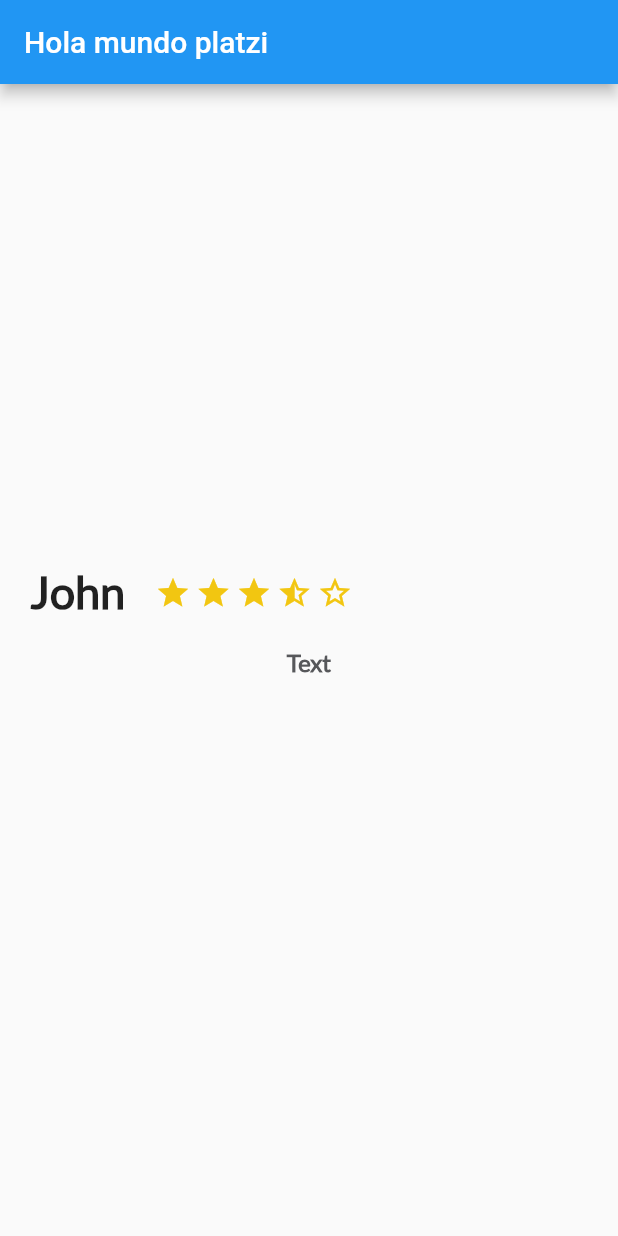
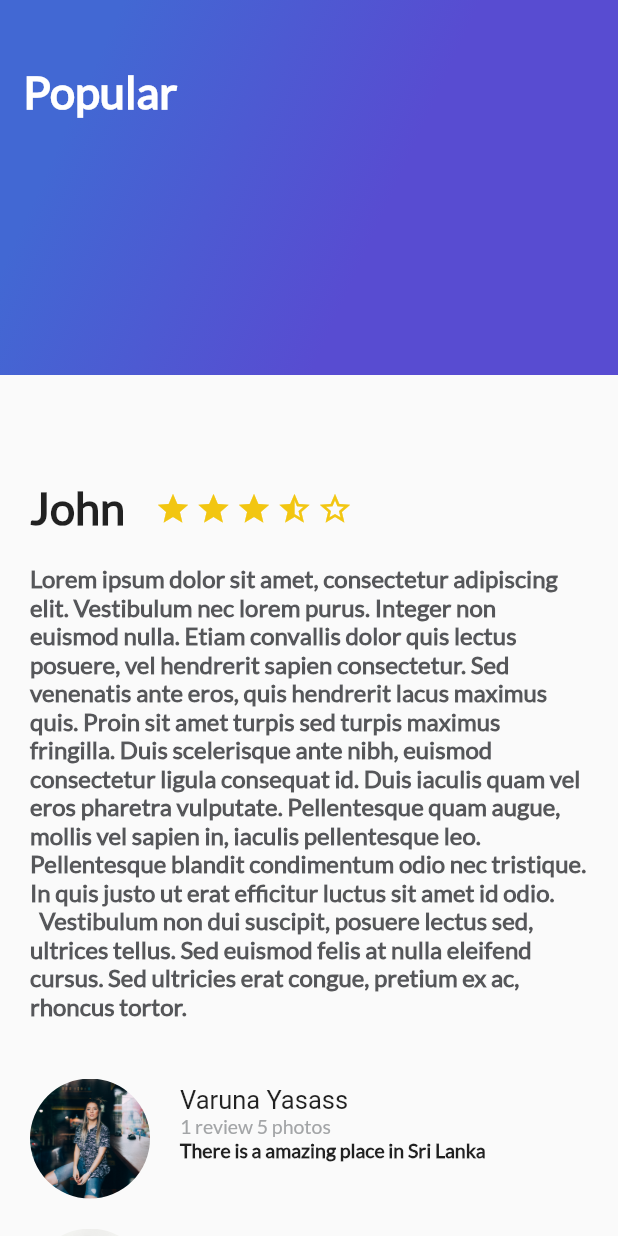
Before and after one commit to johnaagudelo0820/trips-app, a Flutter app: the screen it shows after launch, on a phone screen of 412 x 824 dp. Run offline on Flutter 3.47's test engine with Material 2 defaults, Android fonts, the phone set to English and light mode, and no system bars; Roboto replaces fonts that are missing (Loto).

Commit message:
create list with ViewList Widget and detail Widgrt

```diff
--- /dev/null
+++ b/lib/card_image.dart
@@ -0,0 +1,38 @@
+import 'package:flutter/material.dart';
+
+class CardImage extends StatelessWidget {
+  String pathImage = 'assets/imgs/beach_palm';
+
+  CardImage(this.pathImage);
+
+  @override
+  Widget build(BuildContext context) {
+    // TODO: implement build
+
+    final card = Container(
+      height: 350.0,
+      width: 250.0,
+      margin: EdgeInsets.only(
+        top: 80.0,
+        left: 20.0
+      ),
+      decoration: BoxDecoration(
+        image: DecorationImage(
+          fit: BoxFit.cover,
+          image: AssetImage(pathImage)
+        ),
+        borderRadius: BorderRadius.all(Radius.circular(10.0)),
+        shape: BoxShape.rectangle,
+        boxShadow: <BoxShadow>[
+          BoxShadow(
+            color: Colors.black38,
+            blurRadius: 15.0,
+            offset: Offset(0.0, 7.0)
+          )
+        ]
+      ),
+    );
+
+    return card;
+  }
+}
--- /dev/null
+++ b/lib/gradient_back.dart
@@ -0,0 +1,38 @@
+import 'package:flutter/material.dart';
+
+class GradientBack extends StatelessWidget {
+  String title = '';
+
+  GradientBack(this.title);
+
+  @override
+  Widget build(BuildContext context) {
+    // TODO: implement build
+    return Container(
+      height: 250.0,
+      decoration: BoxDecoration(
+        gradient: LinearGradient(
+          colors: [
+            Color(0xFF4268D3),
+            Color(0xFF584CD1)
+          ],
+          begin: FractionalOffset(0.2, 0.0),
+          end: FractionalOffset(1.0, 0.6),
+          stops: [0.0, 0.6],
+          tileMode: TileMode.clamp
+        )
+      ),
+      child: Text(
+        title,
+        style: TextStyle(
+          color: Colors.white,
+          fontSize: 30.0,
+          fontFamily: 'Lato',
+          fontWeight: FontWeight.bold
+        ),
+      ),
+      alignment: Alignment(-0.9, -0.6),
+    );
+  }
+
+}
--- a/lib/main.dart
+++ b/lib/main.dart
@@ -1,12 +1,24 @@
 import 'package:flutter/material.dart';
+import 'package:flutter/services.dart';
 
 import 'description_place.dart';
+import 'review_list.dart';
+import 'gradient_back.dart';
 
 void main() {
+  SystemChrome.setSystemUIOverlayStyle(
+      SystemUiOverlayStyle(
+          statusBarColor: Colors.transparent,
+          statusBarBrightness: Brightness.light
+      )
+  );
   runApp(MyApp());
 }
 
 class MyApp extends StatelessWidget {
+  String description = '''Lorem ipsum dolor sit amet, consectetur adipiscing elit. Vestibulum nec lorem purus. Integer non euismod nulla. Etiam convallis dolor quis lectus posuere, vel hendrerit sapien consectetur. Sed venenatis ante eros, quis hendrerit lacus maximus quis. Proin sit amet turpis sed turpis maximus fringilla. Duis scelerisque ante nibh, euismod consectetur ligula consequat id. Duis iaculis quam vel eros pharetra vulputate. Pellentesque quam augue, mollis vel sapien in, iaculis pellentesque leo. Pellentesque blandit condimentum odio nec tristique. In quis justo ut erat efficitur luctus sit amet id odio.
+  Vestibulum non dui suscipit, posuere lectus sed, ultrices tellus. Sed euismod felis at nulla eleifend cursus. Sed ultricies erat congue, pretium ex ac, rhoncus tortor.
+  ''';
   // This widget is the root of your application.
   @override
   Widget build(BuildContext context) {
@@ -29,13 +41,25 @@ class MyApp extends StatelessWidget {
         visualDensity: VisualDensity.adaptivePlatformDensity,
       ),
       home: Scaffold(
-        appBar: AppBar(
+        /* appBar: AppBar(
           title: Text(
               'Hola mundo platzi',
 
           ),
+        ), */
+        // body: new DescriptionPlace('John', 5, 'Text'),
+        // body: ReviewList(),
+        body: Stack(
+            children: <Widget>[
+              ListView(
+                children: [
+                  DescriptionPlace('John', 5, description),
+                  ReviewList(),
+                ],
+              ),
+              GradientBack('Popular')
+            ],
         ),
-        body: new DescriptionPlace('John', 5, 'Text'),
       ) // MyHomePage(title: 'Flutter Demo Home Page'),
     );
   }
--- a/lib/review.dart
+++ b/lib/review.dart
@@ -1,10 +1,12 @@
-import 'package:flutter/material.dart'
+import 'package:flutter/material.dart';
 
 class Review extends StatelessWidget {
+  String imgPath = "assets/imgs/people.jpg";
+  String name = "Varuna Yasass";
+  String detail = "1 review 5 photos";
+  String comment = "There is a amazing place in Sri Lanka";
 
-  String imgPath = "assets/imgs/people.jpg";
-
-  Review(this.imgPath)
+  Review(this.imgPath, this.name, this.detail, this.comment);
 
   @override
   Widget build(BuildContext context) {
@@ -22,11 +24,65 @@ class Review extends StatelessWidget {
       ),
     );
 
+    final userName = Container(
+      margin: EdgeInsets.only(
+        left: 20.0
+      ),
+      child: Text(
+          name,
+          textAlign: TextAlign.left,
+          style: TextStyle(
+            fontFamily: 'Loto',
+            fontSize: 17.0
+          )
+      ),
+    );
+
+    final userInfo = Container(
+      margin: EdgeInsets.only(
+        left: 20.0
+      ),
+      child: Text(
+        detail,
+        textAlign: TextAlign.left,
+        style: TextStyle(
+          fontFamily: 'Lato',
+          fontSize: 13.0,
+          color: Color(0xFFa3a5a7)
+        ),
+      ),
+    );
+
+    final userComment = Container(
+      margin: EdgeInsets.only(
+          left: 20.0
+      ),
+      child: Text(
+        comment,
+        textAlign: TextAlign.left,
+        style: TextStyle(
+            fontFamily: 'Lato',
+            fontSize: 13.0,
+            fontWeight: FontWeight.w900,
+        ),
+      ),
+    );
+
+    final userDetail = Column(
+      crossAxisAlignment: CrossAxisAlignment.start,
+      children: [
+        userName,
+        userInfo,
+        userComment
+      ],
+    );
+
     return Row(
       children: <Widget>[
-        photo
+        photo,
+        userDetail
       ],
-    )
+    );
   }
 
 }
--- /dev/null
+++ b/lib/review_list.dart
@@ -0,0 +1,17 @@
+import 'package:flutter/material.dart';
+
+import 'review.dart';
+
+class ReviewList extends StatelessWidget {
+  @override
+  Widget build(BuildContext context) {
+    // TODO: implement build
+    return Column(
+      children: [
+        Review("assets/imgs/girl.jpg", "Varuna Yasass", "1 review 5 photos", "There is a amazing place in Sri Lanka"),
+        Review("assets/imgs/people.jpg", "Varuna Yasass", "1 review 5 photos", "There is a amazing place in Sri Lanka"),
+        Review("assets/imgs/people.jpg", "John Agudelo", "1 review 5 photos", "There is a amazing place in Sri Lanka")
+      ],
+    );
+  }
+}
--- a/pubspec.yaml
+++ b/pubspec.yaml
@@ -76,6 +76,11 @@ flutter:
   # see https://flutter.dev/custom-fonts/#from-packages
   assets:
     - assets/imgs/people.jpg
+    - assets/imgs/beach_palm.jpeg
+    - assets/imgs/girl.jpg
+    - assets/imgs/mountain_stars.jpeg
+    - assets/imgs/river.jpeg
+    - assets/imgs/sunset.jpeg
   fonts:
     - family: Lato
       fonts:
```
Also changed, not shown: assets/imgs/beach_palm.jpeg (added), assets/imgs/girl.jpg (added), assets/imgs/mountain_stars.jpeg (added), assets/imgs/river.jpeg (added), assets/imgs/sunset.jpeg (added), 3 other files.
